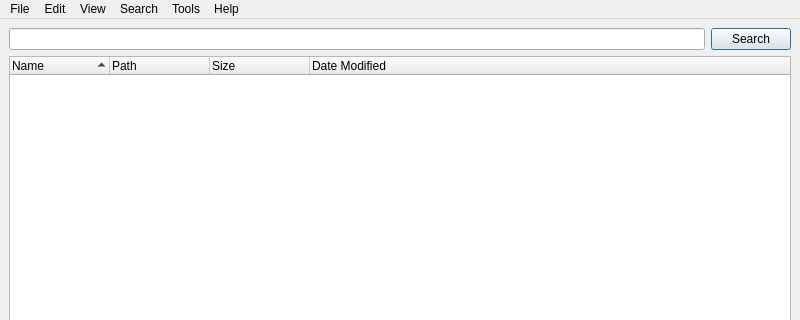
Before: the Qt Designer form main.ui in dufferzafar/loki, drawn with Qt 5; both pictures show x 0 to 800 and y 0 to 320 of the 800 by 600 pixel window.
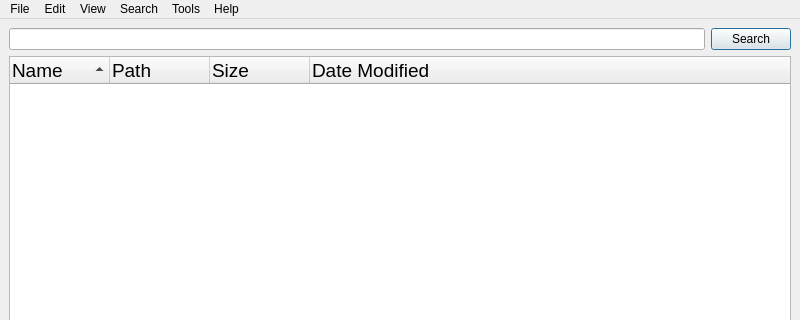
After: the same form once the commit is applied. Icons and pictures are not drawn.

Commit message: Increase font size of QTreeWidget

Patch:
```diff
--- a/main.ui
+++ b/main.ui
@@ -67,6 +67,14 @@
       </item>
       <item>
        <widget class="QTreeWidget" name="results">
+        <property name="font">
+         <font>
+          <pointsize>14</pointsize>
+         </font>
+        </property>
+        <property name="uniformRowHeights">
+         <bool>true</bool>
+        </property>
         <property name="sortingEnabled">
          <bool>true</bool>
         </property>
```
Left out of the diff: 2 changed lines with no effect on the pictures.
